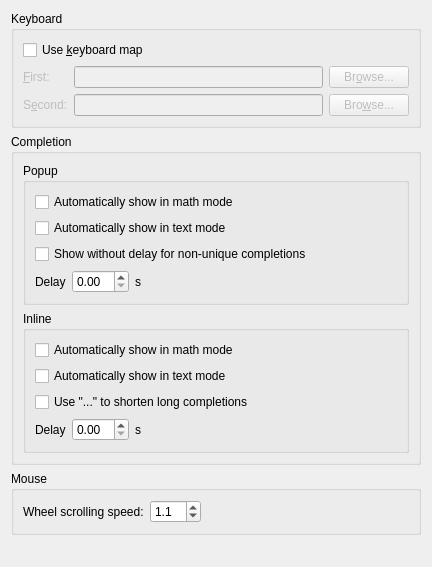
The window that src/frontends/qt4/ui/PrefInputUi.ui (cburschka/lyx) describes before a commit, drawn with Qt 5.
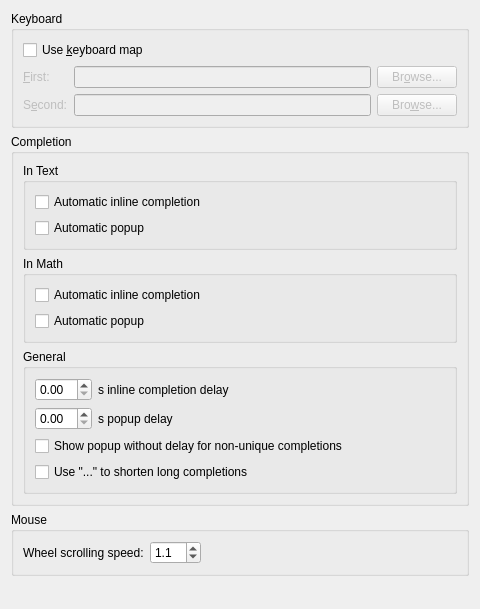
The same window after the commit.

Commit message: * resorted completion options. Now by text and math.

The edit to the form file:
```diff
--- a/src/frontends/qt4/ui/PrefInputUi.ui
+++ b/src/frontends/qt4/ui/PrefInputUi.ui
@@ -5,8 +5,8 @@
    <rect>
     <x>0</x>
     <y>0</y>
-    <width>432</width>
-    <height>567</height>
+    <width>480</width>
+    <height>609</height>
    </rect>
   </property>
   <property name="windowTitle" >
@@ -116,19 +116,19 @@
       <item>
        <widget class="QGroupBox" name="groupBox_2" >
         <property name="title" >
-         <string>Popup</string>
+         <string>In Text</string>
         </property>
         <property name="flat" >
          <bool>false</bool>
         </property>
         <layout class="QVBoxLayout" >
          <item>
-          <widget class="QCheckBox" name="popupMathCB" >
+          <widget class="QCheckBox" name="inlineTextCB" >
            <property name="toolTip" >
             <string>Show the popup in math mode after the delay.</string>
            </property>
            <property name="text" >
-            <string>Automatically show in math mode</string>
+            <string>Automatic inline completion</string>
            </property>
           </widget>
          </item>
@@ -138,71 +138,17 @@
             <string>Show the popup after the set delay in text mode.</string>
            </property>
            <property name="text" >
-            <string>Automatically show in text mode</string>
+            <string>Automatic popup</string>
            </property>
           </widget>
          </item>
-         <item>
-          <widget class="QCheckBox" name="popupAfterCompleteCB" >
-           <property name="toolTip" >
-            <string>When the TAB completion is not unique, there won't be a delay of the popup. It will be shown right away.</string>
-           </property>
-           <property name="text" >
-            <string>Show without delay for non-unique completions</string>
-           </property>
-          </widget>
-         </item>
-         <item>
-          <layout class="QHBoxLayout" >
-           <item>
-            <widget class="QLabel" name="label_3" >
-             <property name="text" >
-              <string>Delay</string>
-             </property>
-            </widget>
-           </item>
-           <item>
-            <widget class="QDoubleSpinBox" name="popupDelaySB" >
-             <property name="toolTip" >
-              <string>After the cursor has not moved for this time, the completion popup is shown if it is available.</string>
-             </property>
-             <property name="maximum" >
-              <double>10.000000000000000</double>
-             </property>
-             <property name="singleStep" >
-              <double>0.100000000000000</double>
-             </property>
-            </widget>
-           </item>
-           <item>
-            <widget class="QLabel" name="label" >
-             <property name="text" >
-              <string>s</string>
-             </property>
-            </widget>
-           </item>
-           <item>
-            <spacer>
-             <property name="orientation" >
-              <enum>Qt::Horizontal</enum>
-             </property>
-             <property name="sizeHint" >
-              <size>
-               <width>40</width>
-               <height>20</height>
-              </size>
-             </property>
-            </spacer>
-           </item>
-          </layout>
-         </item>
         </layout>
        </widget>
       </item>
       <item>
        <widget class="QGroupBox" name="groupBox_3" >
         <property name="title" >
-         <string>Inline</string>
+         <string>In Math</string>
         </property>
         <property name="flat" >
          <bool>false</bool>
@@ -214,17 +160,110 @@
             <string>Show the grey inline completion behind the cursor in math mode after the delay.</string>
            </property>
            <property name="text" >
-            <string>Automatically show in math mode</string>
+            <string>Automatic inline completion</string>
            </property>
           </widget>
          </item>
          <item>
-          <widget class="QCheckBox" name="inlineTextCB" >
+          <widget class="QCheckBox" name="popupMathCB" >
            <property name="toolTip" >
             <string>Show the grey inline completion behind the cursor in text mode after the delay.</string>
            </property>
            <property name="text" >
-            <string>Automatically show in text mode</string>
+            <string>Automatic popup</string>
+           </property>
+          </widget>
+         </item>
+        </layout>
+       </widget>
+      </item>
+      <item>
+       <widget class="QGroupBox" name="groupBox_4" >
+        <property name="title" >
+         <string>General</string>
+        </property>
+        <layout class="QVBoxLayout" >
+         <item>
+          <layout class="QHBoxLayout" >
+           <item>
+            <widget class="QDoubleSpinBox" name="inlineDelaySB" >
+             <property name="toolTip" >
+              <string>After the cursor has not moved for this time, the inline completion is shown if it is available.</string>
+             </property>
+             <property name="maximum" >
+              <double>10.000000000000000</double>
+             </property>
+             <property name="singleStep" >
+              <double>0.100000000000000</double>
+             </property>
+            </widget>
+           </item>
+           <item>
+            <widget class="QLabel" name="label_4" >
+             <property name="text" >
+              <string>s inline completion delay</string>
+             </property>
+            </widget>
+           </item>
+           <item>
+            <spacer>
+             <property name="orientation" >
+              <enum>Qt::Horizontal</enum>
+             </property>
+             <property name="sizeHint" >
+              <size>
+               <width>40</width>
+               <height>20</height>
+              </size>
+             </property>
+            </spacer>
+           </item>
+          </layout>
+         </item>
+         <item>
+          <layout class="QHBoxLayout" >
+           <item>
+            <widget class="QDoubleSpinBox" name="popupDelaySB" >
+             <property name="toolTip" >
+              <string>After the cursor has not moved for this time, the completion popup is shown if it is available.</string>
+             </property>
+             <property name="maximum" >
+              <double>10.000000000000000</double>
+             </property>
+             <property name="singleStep" >
+              <double>0.100000000000000</double>
+             </property>
+            </widget>
+           </item>
+           <item>
+            <widget class="QLabel" name="label_3" >
+             <property name="text" >
+              <string>s popup delay</string>
+             </property>
+            </widget>
+           </item>
+           <item>
+            <spacer>
+             <property name="orientation" >
+              <enum>Qt::Horizontal</enum>
+             </property>
+             <property name="sizeHint" >
+              <size>
+               <width>40</width>
+               <height>20</height>
+              </size>
+             </property>
+            </spacer>
+           </item>
+          </layout>
+         </item>
+         <item>
+          <widget class="QCheckBox" name="popupAfterCompleteCB" >
+           <property name="toolTip" >
+            <string>When the TAB completion is not unique, there won't be a delay of the popup. It will be shown right away.</string>
+           </property>
+           <property name="text" >
+            <string>Show popup without delay for non-unique completions</string>
            </property>
           </widget>
          </item>
@@ -238,50 +277,6 @@
            </property>
           </widget>
          </item>
-         <item>
-          <layout class="QHBoxLayout" >
-           <item>
-            <widget class="QLabel" name="label_4" >
-             <property name="text" >
-              <string>Delay</string>
-             </property>
-            </widget>
-           </item>
-           <item>
-            <widget class="QDoubleSpinBox" name="inlineDelaySB" >
-             <property name="toolTip" >
-              <string>After the cursor has not moved for this time, the inline completion is shown if it is available.</string>
-             </property>
-             <property name="maximum" >
-              <double>10.000000000000000</double>
-             </property>
-             <property name="singleStep" >
-              <double>0.100000000000000</double>
-             </property>
-            </widget>
-           </item>
-           <item>
-            <widget class="QLabel" name="label_2" >
-             <property name="text" >
-              <string>s</string>
-             </property>
-            </widget>
-           </item>
-           <item>
-            <spacer>
-             <property name="orientation" >
-              <enum>Qt::Horizontal</enum>
-             </property>
-             <property name="sizeHint" >
-              <size>
-               <width>40</width>
-               <height>20</height>
-              </size>
-             </property>
-            </spacer>
-           </item>
-          </layout>
-         </item>
         </layout>
        </widget>
       </item>
@@ -358,8 +353,8 @@
      </property>
      <property name="sizeHint" >
       <size>
-       <width>20</width>
-       <height>51</height>
+       <width>408</width>
+       <height>16</height>
       </size>
      </property>
     </spacer>
```
Left out of the diff: 4 changed lines with no effect on the pictures.
